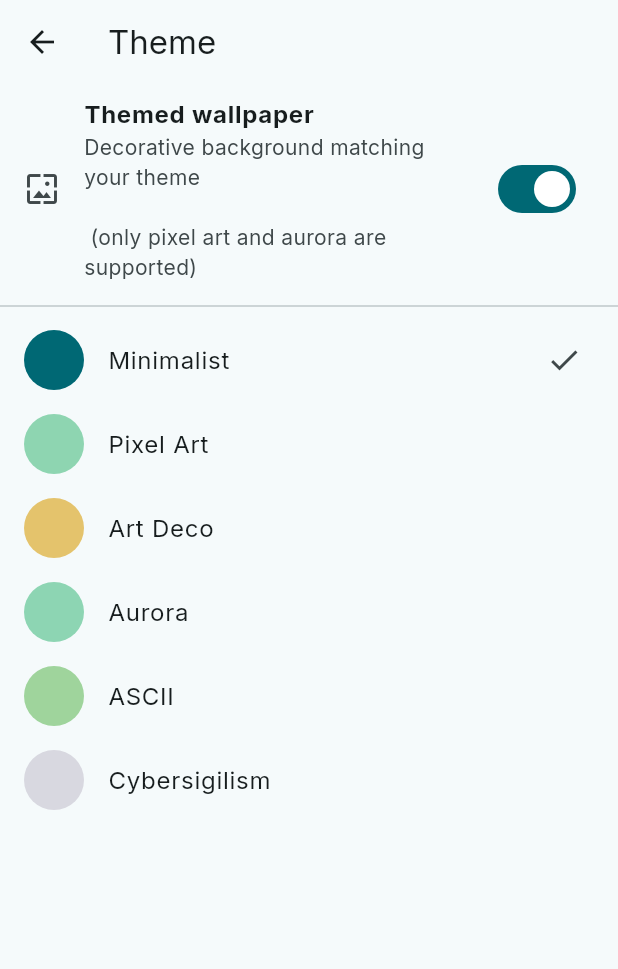
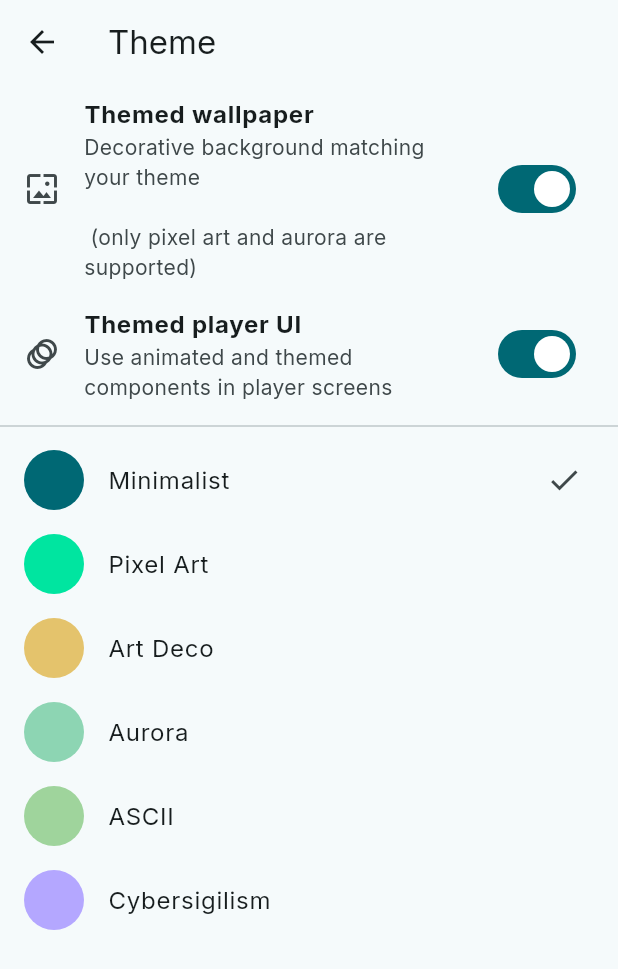
Before and after one commit to 6Guts9/Y-player, a Flutter app: the screen it shows after launch, item 3 of the bottom bar chosen, after a tap on the "palette" icon, on a phone screen of 412 x 824 dp. Shown: the top 969 px of the screen. Run offline on Flutter 3.47's test engine with Material 3 defaults, Android fonts, the phone set to English and light mode, and no system bars; our stand-ins replace audio_service, dio, file_picker, flutter_riverpod, google_fonts, hive and 5 more; missing offline and left inert: audiotags, ota_update, photo_manager; accounts and stored records are empty; network calls fail.

Commit message:
animation for track progress bar ,'cybersigilism' theme polishing

```diff
--- a/lib/core/themes/theme.dart
+++ b/lib/core/themes/theme.dart
@@ -75,8 +75,12 @@ class AppTheme {
 
   static ThemeData _pixelArt() {
     final colorScheme = ColorScheme.fromSeed(
-      seedColor: const Color(0xFF00E5A0),
+      seedColor: const Color(0xFF00E5A0), // Restored Green
       brightness: Brightness.dark,
+    ).copyWith(
+      surface: const Color(0xFF0A0A0A), // Clean dark background
+      primary: const Color(0xFF00E5A0),
+      secondary: const Color(0xFF00805A),
     );
 
     // Primary font for English/Latin text
@@ -113,8 +117,11 @@ class AppTheme {
         elevation: 0,
         centerTitle: false,
       ),
-      cardTheme: const CardThemeData(
-        shape: RoundedRectangleBorder(),
+      cardTheme: CardThemeData(
+        color: colorScheme.surface,
+        shape: const RoundedRectangleBorder(
+          side: BorderSide(color: Color(0xFF00E5A0), width: 1),
+        ),
       ),
       elevatedButtonTheme: ElevatedButtonThemeData(
         style: ElevatedButton.styleFrom(
@@ -147,37 +154,31 @@ class AppTheme {
   }
 
   static ThemeData _cybersigilism() {
-    final base = GoogleFonts.cormorantTextTheme(ThemeData.dark().textTheme);
-    final gothicTitle = GoogleFonts.pirataOne();
-
-    final textTheme = base.copyWith(
-      displayLarge: gothicTitle.copyWith(fontSize: base.displayLarge?.fontSize),
-      headlineLarge: gothicTitle.copyWith(fontSize: base.headlineLarge?.fontSize),
-      titleLarge: gothicTitle.copyWith(fontSize: base.titleLarge?.fontSize),
-    );
+    final base = GoogleFonts.shareTechMonoTextTheme(ThemeData.dark().textTheme);
 
     final colorScheme = ColorScheme.fromSeed(
-      seedColor: const Color(0xFF8A8FA3), // desaturated silver-lavender
+      seedColor: const Color(0xFF9181F4), // Glowing CRT Lavender
       brightness: Brightness.dark,
     ).copyWith(
-      surface: const Color(0xFF0A0A0C),
-      primary: const Color(0xFFD8D8E0),
+      surface: const Color(0xFF050505), // Near pure black for CRT feel
+      primary: const Color(0xFFB4A7FF),
+      secondary: const Color(0xFF4A4A4A),
     );
 
     return ThemeData(
       useMaterial3: true,
       colorScheme: colorScheme,
       scaffoldBackgroundColor: colorScheme.surface,
-      textTheme: _withArabic(textTheme, GoogleFonts.amiri()),
+      textTheme: _withArabic(base, GoogleFonts.notoKufiArabic()),
       appBarTheme: AppBarTheme(
         backgroundColor: colorScheme.surface,
         foregroundColor: colorScheme.onSurface,
         elevation: 0,
       ),
       cardTheme: CardThemeData(
-        color: colorScheme.surface,
+        color: colorScheme.surface.withValues(alpha: 0.8),
         shape: RoundedRectangleBorder(
-          side: BorderSide(color: colorScheme.onSurface.withValues(alpha: 0.2)),
+          side: BorderSide(color: colorScheme.primary.withValues(alpha: 0.3)),
           borderRadius: BorderRadius.zero,
         ),
       ),
@@ -211,7 +212,7 @@ class AppTheme {
       ),
       navigationBarTheme: NavigationBarThemeData(
         backgroundColor: colorScheme.surface,
-        indicatorColor: colorScheme.secondary.withOpacity(0.3),
+        indicatorColor: colorScheme.secondary.withValues(alpha: 0.3),
       ),
     );
   }
--- a/lib/core/themes/theme_picker_screen.dart
+++ b/lib/core/themes/theme_picker_screen.dart
@@ -11,6 +11,7 @@ class ThemePickerScreen extends ConsumerWidget {
   Widget build(BuildContext context, WidgetRef ref) {
     final current = ref.watch(themeProvider);
     final wallpaperOn = ref.watch(wallpaperEnabledProvider);
+    final playerUiThemed = ref.watch(playerUiThemedProvider);
 
     return Scaffold(
       appBar: AppBar(title: const Text('Theme')),
@@ -22,6 +23,13 @@ class ThemePickerScreen extends ConsumerWidget {
             secondary: const Icon(Icons.wallpaper),
             value: wallpaperOn,
             onChanged: (_) => ref.read(wallpaperEnabledProvider.notifier).toggle(),
+          ),
+          SwitchListTile(
+            title: const Text('Themed player UI', style: TextStyle(fontWeight: FontWeight.bold)),
+            subtitle: const Text('Use animated and themed components in player screens'),
+            secondary: const Icon(Icons.animation),
+            value: playerUiThemed,
+            onChanged: (_) => ref.read(playerUiThemedProvider.notifier).toggle(),
           ),
           const Divider(),
           ...AppThemePreset.values.map((preset) {
--- a/lib/core/themes/theme_provider.dart
+++ b/lib/core/themes/theme_provider.dart
@@ -5,6 +5,7 @@ import 'theme.dart';
 
 const _themePresetKey = 'theme_preset';
 const _wallpaperEnabledKey = 'wallpaper_enabled';
+const _playerUiThemedKey = 'player_ui_themed';
 
 final themeProvider = StateNotifierProvider<ThemeNotifier, AppThemePreset>((ref) {
   return ThemeNotifier();
@@ -12,6 +13,10 @@ final themeProvider = StateNotifierProvider<ThemeNotifier, AppThemePreset>((ref)
 
 final wallpaperEnabledProvider = StateNotifierProvider<WallpaperNotifier, bool>((ref) {
   return WallpaperNotifier();
+});
+
+final playerUiThemedProvider = StateNotifierProvider<PlayerUiThemedNotifier, bool>((ref) {
+  return PlayerUiThemedNotifier();
 });
 
 class ThemeNotifier extends StateNotifier<AppThemePreset> {
@@ -44,3 +49,16 @@ class WallpaperNotifier extends StateNotifier<bool> {
     await HiveBoxes.settingsBox.put(_wallpaperEnabledKey, state);
   }
 }
+
+class PlayerUiThemedNotifier extends StateNotifier<bool> {
+  PlayerUiThemedNotifier() : super(_loadSaved());
+
+  static bool _loadSaved() {
+    return HiveBoxes.settingsBox.get(_playerUiThemedKey) as bool? ?? true;
+  }
+
+  Future<void> toggle() async {
+    state = !state;
+    await HiveBoxes.settingsBox.put(_playerUiThemedKey, state);
+  }
+}
--- a/lib/features/player/models/playlist/widgets/discovery_screen.dart
+++ b/lib/features/player/models/playlist/widgets/discovery_screen.dart
@@ -186,7 +186,7 @@ class _DiscoveryScreenState extends ConsumerState<DiscoveryScreen> {
             Container(
               width: double.infinity,
               padding: const EdgeInsets.symmetric(horizontal: 16, vertical: 8),
-              color: Theme.of(context).colorScheme.errorContainer.withOpacity(0.3),
+              color: Theme.of(context).colorScheme.errorContainer.withValues(alpha: 0.3),
               child: Row(
                 children: [
                   Icon(Icons.info_outline, size: 16, color: Theme.of(context).colorScheme.error),
--- a/lib/features/player/models/widgets/mini_player.dart
+++ b/lib/features/player/models/widgets/mini_player.dart
@@ -5,6 +5,8 @@ import 'package:on_audio_query/on_audio_query.dart';
 
 import '../track.dart';
 import '../providers/player_provider.dart';
+import '../../../../core/themes/theme.dart';
+import '../../../../core/themes/theme_provider.dart';
 
 import 'bar_player.dart';
 import 'full_player.dart';
@@ -15,8 +17,12 @@ class MiniPlayer extends ConsumerWidget {
   @override
   Widget build(BuildContext context, WidgetRef ref) {
     final track = ref.watch(playerProvider.select((s) => s.currentTrack));
+    final preset = ref.watch(themeProvider);
+    final playerUiThemed = ref.watch(playerUiThemedProvider);
 
     if (track == null) return const SizedBox.shrink();
+
+    final isCybersigilismThemed = playerUiThemed && preset == AppThemePreset.cybersigilism;
 
     return Padding(
       padding: const EdgeInsets.symmetric(horizontal: 8, vertical: 4),
@@ -34,10 +40,30 @@ class MiniPlayer extends ConsumerWidget {
                 backgroundColor: Colors.transparent,
                 builder: (context) => const FullPlayer(),
               ),
+              child: Stack(
+                children: [
+                  if (isCybersigilismThemed)
+                    Positioned.fill(
+                      child: IgnorePointer(
+                        child: CustomPaint(
+                          painter: _CRTPainter(Theme.of(context).colorScheme.primary),
+                        ),
+                      ),
+                    ),
+                  Container(
+                    decoration: isCybersigilismThemed
+                        ? const BoxDecoration(
+                            image: DecorationImage(
+                              image: AssetImage('assets/art2.png'),
+                              fit: BoxFit.cover,
+                              opacity: 0.15,
+                            ),
+                          )
+                        : null,
                     child: Column(
                       mainAxisSize: MainAxisSize.min,
                       children: [
-                  const BarPlayer(),
+                        const BarPlayer(showLabels: false),
                         Padding(
                           padding: const EdgeInsets.fromLTRB(8, 4, 4, 8),
                           child: Row(
@@ -70,20 +96,30 @@ class MiniPlayer extends ConsumerWidget {
                                   crossAxisAlignment: CrossAxisAlignment.start,
                                   mainAxisSize: MainAxisSize.min,
                                   children: [
-                              Text(track.title,
+                                    Text(
+                                      track.title,
                                       maxLines: 1,
                                       overflow: TextOverflow.ellipsis,
-                                  style: const TextStyle(fontWeight: FontWeight.bold)),
+                                      style: TextStyle(
+                                        fontWeight: FontWeight.bold,
+                                        letterSpacing: isCybersigilismThemed ? 1.5 : 0,
+                                      ),
+                                    ),
                                     Text(
                                       track.artist,
                                       maxLines: 1,
                                       overflow: TextOverflow.ellipsis,
-                                style: Theme.of(context).textTheme.bodySmall,
+                                      style: Theme.of(context).textTheme.bodySmall?.copyWith(
+                                            fontStyle: isCybersigilismThemed ? FontStyle.italic : null,
+                                          ),
                                     ),
                                   ],
                                 ),
                               ),
                               const _MiniControls(),
+                            ],
+                          ),
+                        ),
                       ],
                     ),
                   ),
@@ -133,3 +169,28 @@ class _MiniControls extends ConsumerWidget {
     );
   }
 }
+
+class _CRTPainter extends CustomPainter {
+  final Color color;
+  _CRTPainter(this.color);
+
+  @override
+  void paint(Canvas canvas, Size size) {
+    final paint = Paint()
+      ..color = color.withValues(alpha: 0.03)
+      ..strokeWidth = 1.0;
+
+    // Subtle scanlines
+    for (double i = 0; i < size.height; i += 3) {
+      canvas.drawLine(Offset(0, i), Offset(size.width, i), paint);
+    }
+
+    // Subtle vertical scanlines
+    for (double i = 0; i < size.width; i += 3) {
+      canvas.drawLine(Offset(i, 0), Offset(i, size.height), paint);
+    }
+  }
+
+  @override
+  bool shouldRepaint(covariant CustomPainter oldDelegate) => false;
+}
```
Also changed, not shown: lib/features/player/models/widgets/bar_player.dart (+14 -0 lines), lib/features/player/models/widgets/full_player.dart (+95 -5 lines), lib/features/player/models/widgets/themed_bar.dart (added, +387 -0 lines), pubspec.yaml (+5 -4 lines), 1 other file. Lines whose indentation alone changed are shown as unchanged.
